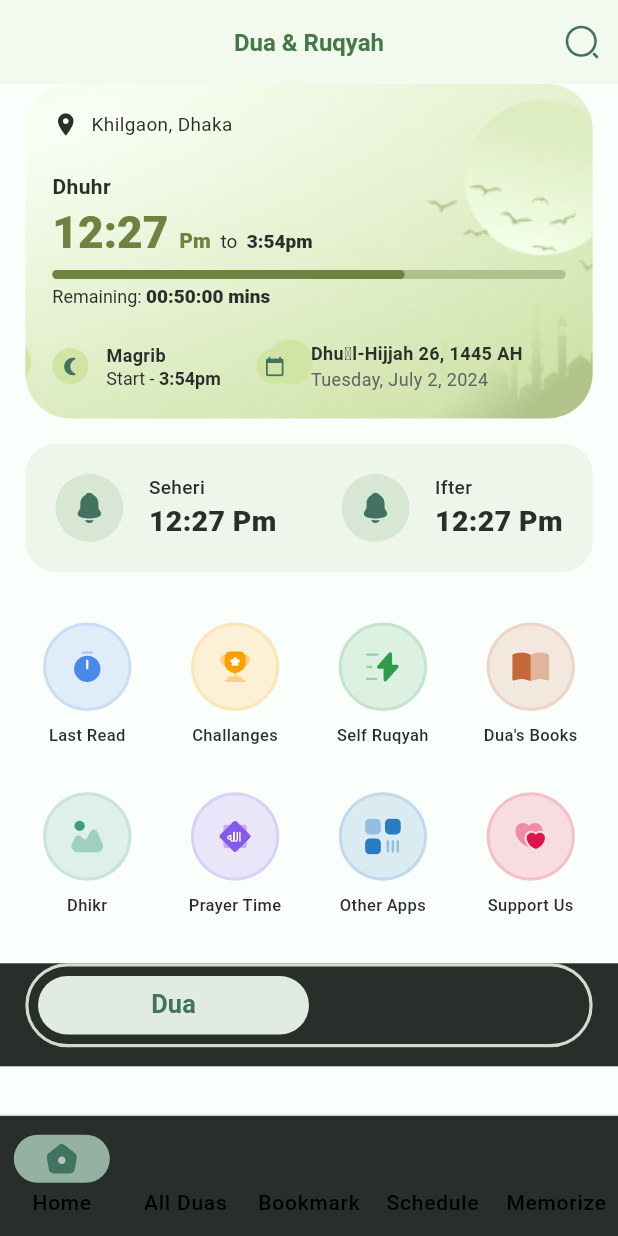
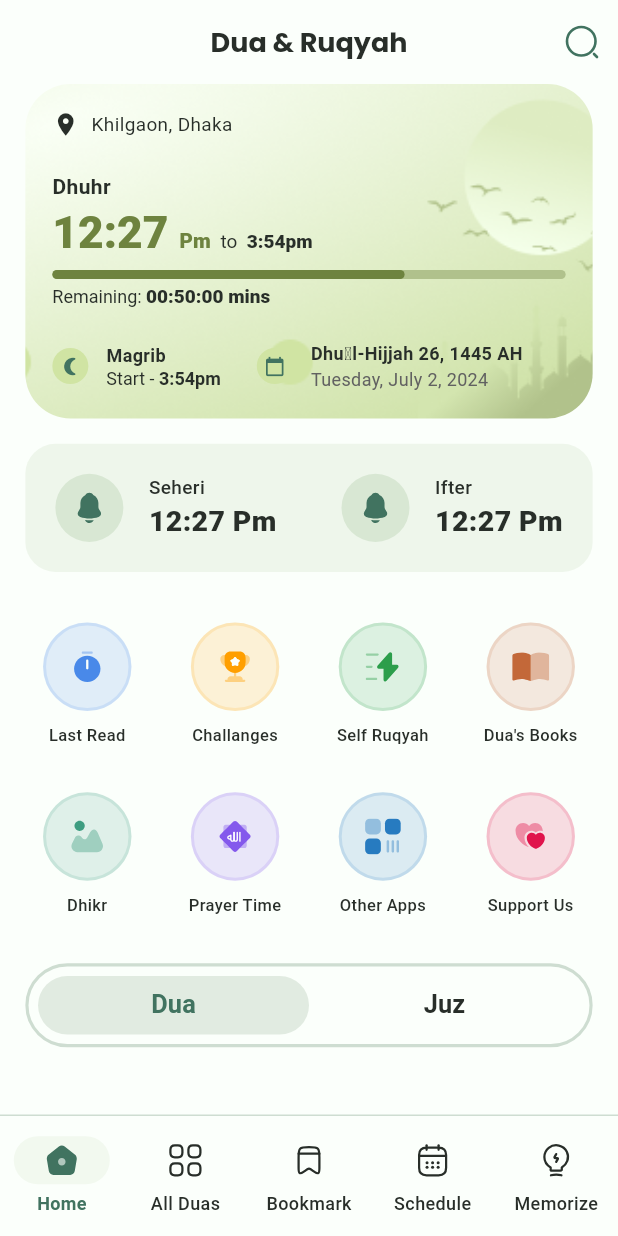
Before and after one commit to ird-mehdi/dua_app, a Flutter app: the screen it shows after launch, on a phone screen of 412 x 824 dp. Run offline on Flutter 3.47's test engine with Material 3 defaults, Android fonts, the phone set to English and light mode, and no system bars; our stand-ins replace equatable, flutter_svg, fpdart, get, get_it, responsive_sizer and 1 more; missing offline and left inert: talker_logger; Roboto replaces fonts that are missing (Kalpurush).

```diff
--- a/lib/core/config/dua_color.dart
+++ b/lib/core/config/dua_color.dart
@@ -30,7 +30,7 @@ class DuaColor {
   static const Color cardBackgroundColorLight = Color(0xFFFFFFFF);
   static const Color cardBackColorLight1 = Color(0xFFB0CC83);
   static const Color cardBackColorLight2 = Color(0xFF8BB462);
-  static const Color navbarBGColorLight = Color(0xFF282E29);
+  static const Color navbarBGColorLight = Color(0xFFFBFFFB);
   static const Color tabBtnColorLight = Color(0xFFF8FFF8);
   static const Color shadeColorLight = Color(0xFFEEF6EB);
   static const Color iconShadeColorLight = Color(0xFFD8E7D3);
--- a/lib/core/config/themes.dart
+++ b/lib/core/config/themes.dart
@@ -21,6 +21,7 @@ class DuaTheme {
   static final ThemeData _baseTheme = ThemeData(
     visualDensity: VisualDensity.adaptivePlatformDensity,
     fontFamily: FontFamily.poppins,
+    scaffoldBackgroundColor: DuaColor.backgroundColorLight,
     bannerTheme:
         MaterialBannerThemeData(backgroundColor: DuaColor.primaryColorLight01),
     dialogTheme: const DialogTheme(
@@ -114,6 +115,17 @@ class DuaTheme {
             ),
           )
         ],
+        appBarTheme: AppBarTheme(
+          backgroundColor: DuaColor.navbarBGColorLight,
+          elevation: 0,
+          scrolledUnderElevation: 0,
+          titleTextStyle: TextStyle(
+            fontSize: 18,
+            fontWeight: FontWeight.w600,
+            color: DuaColor.titleColorLight,
+            fontFamily: FontFamily.poppins,
+          ),
+        ),
         checkboxTheme: CheckboxThemeData(
           checkColor: const WidgetStatePropertyAll(Colors.white),
           fillColor: WidgetStateProperty.resolveWith((states) {
@@ -167,16 +179,6 @@ class DuaTheme {
         scrollbarTheme: ScrollbarThemeData(
           thumbColor: WidgetStateProperty.all(DuaColor.primaryColorLight01),
         ),
-        appBarTheme: const AppBarTheme(
-          shadowColor: Colors.white,
-          backgroundColor: DuaColor.primaryColorLight01,
-          foregroundColor: Color(0xff477848),
-          iconTheme: IconThemeData(
-            color: DuaColor.titleColorLight,
-          ),
-          elevation: 0,
-          scrolledUnderElevation: 0,
-        ),
         textTheme: QuranTextTheme.baseTextTheme.apply(
           bodyColor: DuaColor.titleColorLight,
           displayColor: DuaColor.titleColorLight,
@@ -197,5 +199,34 @@ class DuaTheme {
           inverseSurface: DuaColor.backgroundColorLight,
           inversePrimary: DuaColor.primaryColorLight01,
         ),
+        navigationBarTheme: NavigationBarThemeData(
+          backgroundColor: DuaColor.navbarBGColorLight,
+          labelTextStyle: WidgetStateProperty.resolveWith<TextStyle?>((states) {
+            if (states.contains(WidgetState.selected)) {
+              return TextStyle(
+                fontSize: 12,
+                fontWeight: FontWeight.w600,
+                color: DuaColor.primaryColorLight100,
+                overflow: TextOverflow.ellipsis,
+              );
+            }
+            return TextStyle(
+              fontSize: 12,
+              fontWeight: FontWeight.w500,
+              color: DuaColor.titleColorLight,
+            );
+          }),
+          indicatorColor: DuaColor.primaryColorLight01,
+          iconTheme: WidgetStateProperty.resolveWith<IconThemeData?>((states) {
+            if (states.contains(WidgetState.selected)) {
+              return IconThemeData(
+                color: DuaColor.primaryColorLight100,
+              );
+            }
+            return IconThemeData(
+              color: DuaColor.titleColorLight,
+            );
+          }),
+        ),
       );
 }
--- a/lib/presentation/main/ui/nav_bar_page.dart
+++ b/lib/presentation/main/ui/nav_bar_page.dart
@@ -35,7 +35,7 @@ class NavBarPage extends StatelessWidget {
                 child: NavigationBar(
                   selectedIndex: controller.currentUiState.selectedIndex,
                   onDestinationSelected: controller.onItemTapped,
-                  backgroundColor: DuaColor.navbarBGColorLight,
+                  //backgroundColor: DuaColor.navbarBGColorLight,
                   height: 80,
                   destinations: [
                     NavigationDestination(
```
